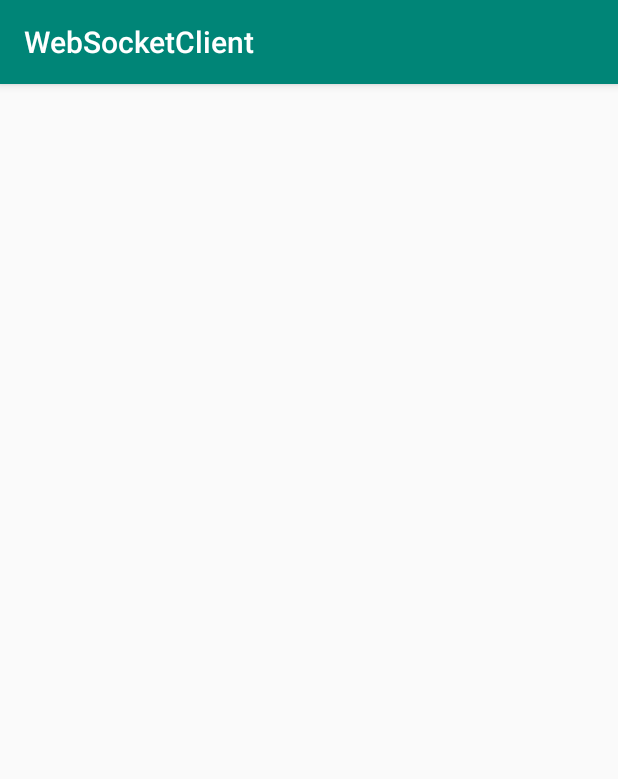
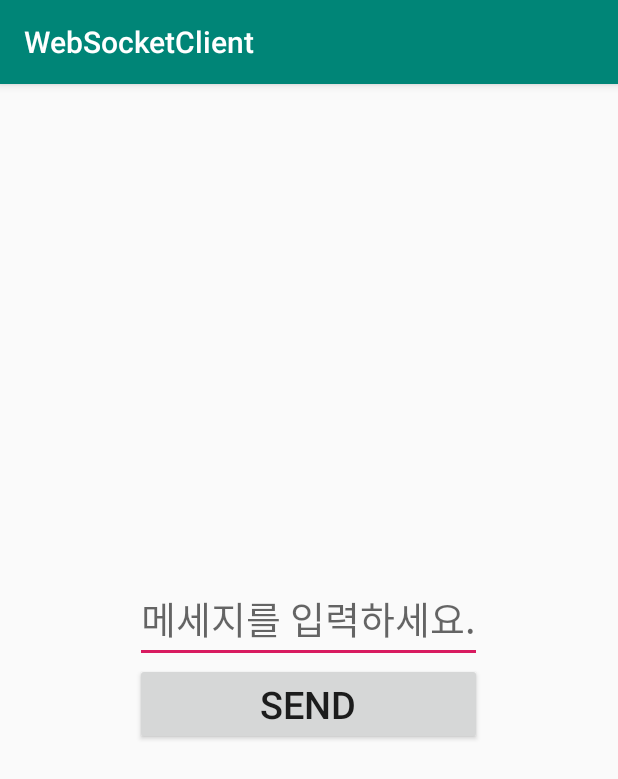
Before and after one commit to NaJunYeop/Project_Jani_Android_Client, an Android app: the MainActivity screen opened directly, with no data from a screen before it, on a phone screen of 412 x 824 dp. Shown: the top 779 px of the screen. Run offline under Robolectric (Android 15) with nearby library versions, the phone set to English and light mode, and no system bars; our stand-ins replace RxJava; libraries missing offline, so code that uses them is left out: ua.naiksoftware.stomp; network calls fail; 8 statements that could not run were skipped.

Commit message:
IS_Data_Binding_Test

```diff
--- a/WebSocketClient/app/src/main/java/com/example/websocketclient/views/MainActivity.java
+++ b/WebSocketClient/app/src/main/java/com/example/websocketclient/views/MainActivity.java
@@ -4,7 +4,9 @@ import androidx.appcompat.app.AppCompatActivity;
 
 import android.os.Bundle;
 import android.util.Log;
+import android.view.View;
 import android.widget.Button;
+import android.widget.EditText;
 import android.widget.Toast;
 
 import com.example.websocketclient.models.ServerModel;
@@ -24,7 +26,8 @@ import ua.naiksoftware.stomp.dto.StompHeader;
 
 public class MainActivity extends AppCompatActivity {
 
-    private Button register_btn;
+    private EditText send_edit_text;
+    private Button send_btn;
 
     private List<String> mDataSet = new ArrayList<>();
 
@@ -43,17 +46,19 @@ public class MainActivity extends AppCompatActivity {
         mStompClient = Stomp.over(Stomp.ConnectionProvider.OKHTTP, "ws://" + ServerModel.SERVER_IP + ":" + ServerModel.SERVER_PORT + "/janiwss/websocket");
         resetSubscriptions();
         stompConnect();
-        /*
-        register_btn = (Button)findViewById(R.id.register_btn);
-        register_btn.setOnClickListener(new Button.OnClickListener() {
+
+        send_edit_text = (EditText)findViewById(R.id.send_edit_text);
+        send_btn = (Button)findViewById(R.id.send_btn);
+
+        send_btn.setOnClickListener(new View.OnClickListener() {
             @Override
-            public void onClick(View view) {
-                sendEchoViaStomp();
+            public void onClick(View v) {
+                String msg = send_edit_text.getText().toString();
+                sendEchoViaStomp(msg);
+                send_edit_text.setText("");
             }
         });
-        */
         //stompDisconnect();
-        //toast("After STOMP Disconnection!");
     }
 
     public void toast(String text) {
@@ -112,8 +117,8 @@ public class MainActivity extends AppCompatActivity {
                 .observeOn(AndroidSchedulers.mainThread());
     }
 
-    public void sendEchoViaStomp() {
-        mCompositeDisposable.add(mStompClient.send("/app/end", "Hello From Android")
+    public void sendEchoViaStomp(String message) {
+        mCompositeDisposable.add(mStompClient.send("/app/end", message)
                 .compose(applySchedulers())
                 .subscribe(() -> {
                     Log.d(TAG, "STOMP echo send successfully");
--- a/WebSocketClient/app/src/main/res/layout/activity_main.xml
+++ b/WebSocketClient/app/src/main/res/layout/activity_main.xml
@@ -8,4 +8,26 @@
     android:gravity="center_vertical|center_horizontal"
     tools:context=".views.MainActivity">
 
+    <LinearLayout
+        android:layout_width="wrap_content"
+        android:layout_height="match_parent"
+        android:orientation="vertical"
+        android:gravity="center_vertical|center_horizontal">
+        <EditText
+            android:id="@+id/send_edit_text"
+            android:layout_width="match_parent"
+            android:layout_height="wrap_content"
+            android:textSize="25sp"
+            android:hint="메세지를 입력하세요.">
+        </EditText>
+        <Button
+            android:id="@+id/send_btn"
+            android:layout_width="match_parent"
+            android:layout_height="wrap_content"
+            android:textSize="25sp"
+            android:text="SEND">
+        </Button>
+    </LinearLayout>
+
+
 </LinearLayout>
```
